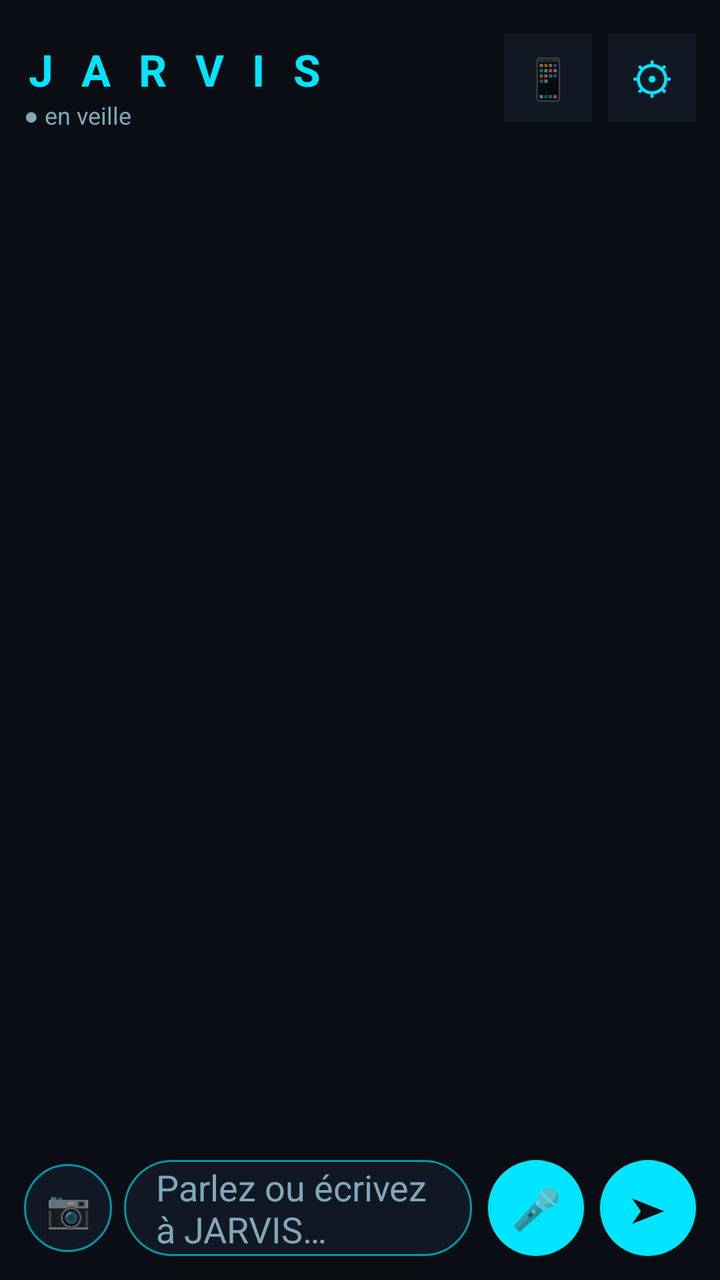
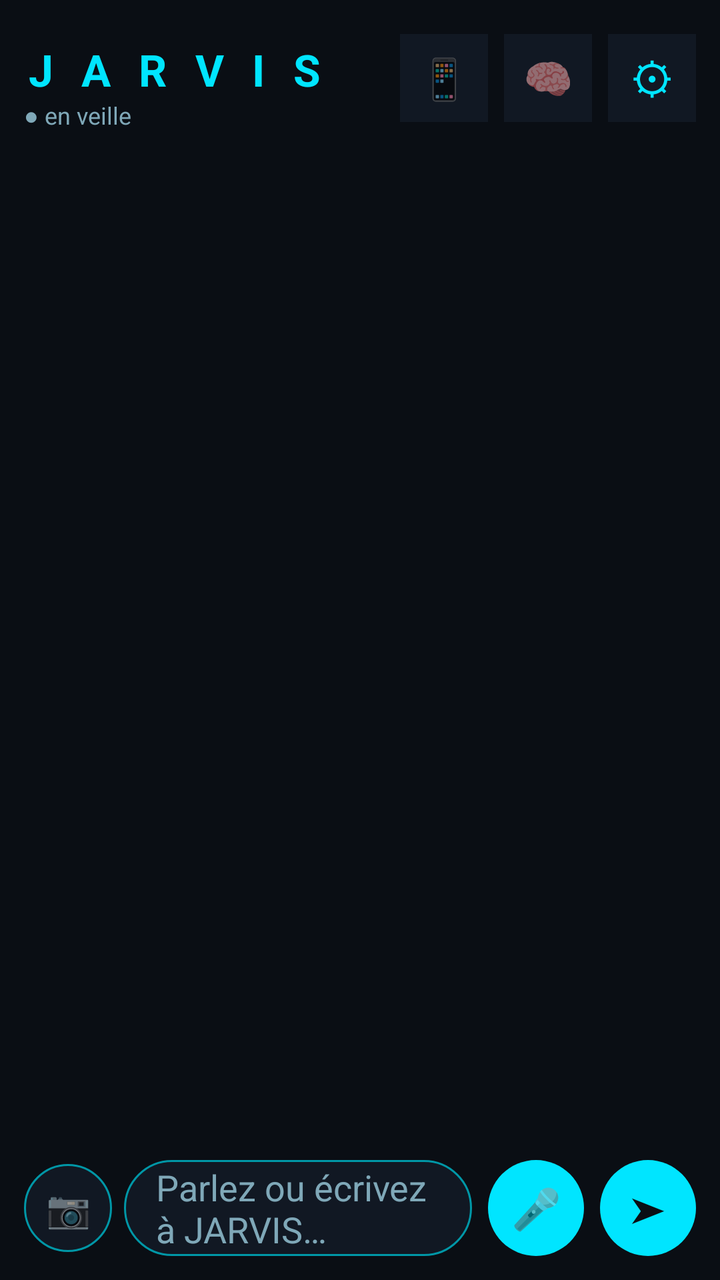

Two renders of the same Android screen: before a commit and after it. Below are the layout's source before the change and the commit's diff.
<!-- AndroidManifest.xml: activity theme Theme.Jarvis -->
<!-- res/layout/activity_main.xml -->
<?xml version="1.0" encoding="utf-8"?>
<LinearLayout xmlns:android="http://schemas.android.com/apk/res/android"
    android:layout_width="match_parent"
    android:layout_height="match_parent"
    android:orientation="vertical"
    android:background="@color/background_dark"
    android:padding="12dp">

    <LinearLayout
        android:layout_width="match_parent"
        android:layout_height="wrap_content"
        android:orientation="horizontal"
        android:gravity="center_vertical">

        <LinearLayout
            android:layout_width="0dp"
            android:layout_height="wrap_content"
            android:layout_weight="1"
            android:orientation="vertical">

            <TextView
                android:id="@+id/titleText"
                android:layout_width="wrap_content"
                android:layout_height="wrap_content"
                android:text="J A R V I S"
                android:textColor="@color/cyan_accent"
                android:textSize="22sp"
                android:textStyle="bold"
                android:letterSpacing="0.2"
                android:paddingTop="8dp" />

            <TextView
                android:id="@+id/statusText"
                android:layout_width="wrap_content"
                android:layout_height="wrap_content"
                android:text="● en veille"
                android:textColor="@color/text_secondary"
                android:textSize="12sp" />

        </LinearLayout>

        <TextView
            android:id="@+id/controlButton"
            android:layout_width="44dp"
            android:layout_height="44dp"
            android:layout_marginEnd="8dp"
            android:text="📱"
            android:textSize="20sp"
            android:gravity="center"
            android:background="@color/surface_dark" />

        <TextView
            android:id="@+id/settingsButton"
            android:layout_width="44dp"
            android:layout_height="44dp"
            android:text="⚙"
            android:textSize="22sp"
            android:textColor="@color/cyan_accent"
            android:gravity="center"
            android:background="@color/surface_dark" />

    </LinearLayout>

    <androidx.recyclerview.widget.RecyclerView
        android:id="@+id/recyclerView"
        android:layout_width="match_parent"
        android:layout_height="0dp"
        android:layout_weight="1"
        android:layout_marginTop="12dp"
        android:clipToPadding="false"
        android:paddingBottom="8dp" />

    <LinearLayout
        android:id="@+id/pendingImageBar"
        android:layout_width="match_parent"
        android:layout_height="wrap_content"
        android:orientation="horizontal"
        android:gravity="center_vertical"
        android:visibility="gone"
        android:paddingTop="8dp">

        <ImageView
            android:id="@+id/pendingImageThumbnail"
            android:layout_width="56dp"
            android:layout_height="56dp"
            android:scaleType="centerCrop" />

        <TextView
            android:id="@+id/removePendingImageButton"
            android:layout_width="wrap_content"
            android:layout_height="wrap_content"
            android:layout_marginStart="12dp"
            android:text="✕ retirer la photo"
            android:textColor="@color/text_secondary"
            android:textSize="12sp" />

    </LinearLayout>

    <LinearLayout
        android:id="@+id/inputBar"
        android:layout_width="match_parent"
        android:layout_height="wrap_content"
        android:orientation="horizontal"
        android:gravity="center_vertical"
        android:paddingTop="8dp">

        <TextView
            android:id="@+id/photoButton"
            android:layout_width="44dp"
            android:layout_height="44dp"
            android:layout_marginEnd="6dp"
            android:text="📷"
            android:textSize="18sp"
            android:gravity="center"
            android:background="@drawable/bg_input" />

        <EditText
            android:id="@+id/messageInput"
            android:layout_width="0dp"
            android:layout_height="48dp"
            android:layout_weight="1"
            android:background="@drawable/bg_input"
            android:paddingStart="16dp"
            android:paddingEnd="16dp"
            android:hint="@string/hint_message"
            android:textColorHint="@color/text_secondary"
            android:textColor="@color/text_primary"
            android:maxLines="3"
            android:inputType="textMultiLine|textCapSentences" />

        <TextView
            android:id="@+id/micButton"
            android:layout_width="48dp"
            android:layout_height="48dp"
            android:layout_marginStart="8dp"
            android:text="🎤"
            android:textSize="20sp"
            android:gravity="center"
            android:background="@drawable/bg_mic_button" />

        <TextView
            android:id="@+id/sendButton"
            android:layout_width="48dp"
            android:layout_height="48dp"
            android:layout_marginStart="8dp"
            android:text="➤"
            android:textSize="18sp"
            android:textColor="@color/background_dark"
            android:gravity="center"
            android:background="@drawable/bg_mic_button" />

    </LinearLayout>

</LinearLayout>
<!-- resources referenced by this layout -->
<resources>
  <color name="background_dark">#0A0E14</color>
  <color name="cyan_accent">#00E5FF</color>
  <color name="surface_dark">#111823</color>
  <color name="text_primary">#E8F6FF</color>
  <color name="text_secondary">#7FA8B8</color>
  <!-- drawable bg_input (drawable) -->
  <?xml version="1.0" encoding="utf-8"?>
  <shape xmlns:android="http://schemas.android.com/apk/res/android" android:shape="rectangle">
      <solid android:color="@color/surface_dark" />
      <stroke android:width="1dp" android:color="@color/cyan_dim" />
      <corners android:radius="24dp" />
  </shape>
  <!-- drawable bg_mic_button (drawable) -->
  <?xml version="1.0" encoding="utf-8"?>
  <shape xmlns:android="http://schemas.android.com/apk/res/android" android:shape="oval">
      <solid android:color="@color/cyan_accent" />
  </shape>
  <string name="hint_message">Parlez ou écrivez à JARVIS…</string>
  <style name="Theme.Jarvis" parent="Theme.MaterialComponents.DayNight.NoActionBar">
          <item name="colorPrimary">@color/cyan_accent</item>
          <item name="colorPrimaryDark">@color/background_dark</item>
          <item name="colorAccent">@color/cyan_accent</item>
          <item name="android:windowBackground">@color/background_dark</item>
          <item name="android:statusBarColor">@color/background_dark</item>
          <item name="android:navigationBarColor">@color/background_dark</item>
          <item name="android:textColorPrimary">@color/text_primary</item>
      </style>
  <color name="cyan_dim">#0097A7</color>
</resources>

<!-- the commit's change to res/layout/activity_main.xml (unified diff, before → after) -->
@@ -45,6 +45,16 @@
             android:layout_height="44dp"
             android:layout_marginEnd="8dp"
             android:text="📱"
+            android:textSize="20sp"
+            android:gravity="center"
+            android:background="@color/surface_dark" />
+
+        <TextView
+            android:id="@+id/obsidianButton"
+            android:layout_width="44dp"
+            android:layout_height="44dp"
+            android:layout_marginEnd="8dp"
+            android:text="🧠"
             android:textSize="20sp"
             android:gravity="center"
             android:background="@color/surface_dark" />
